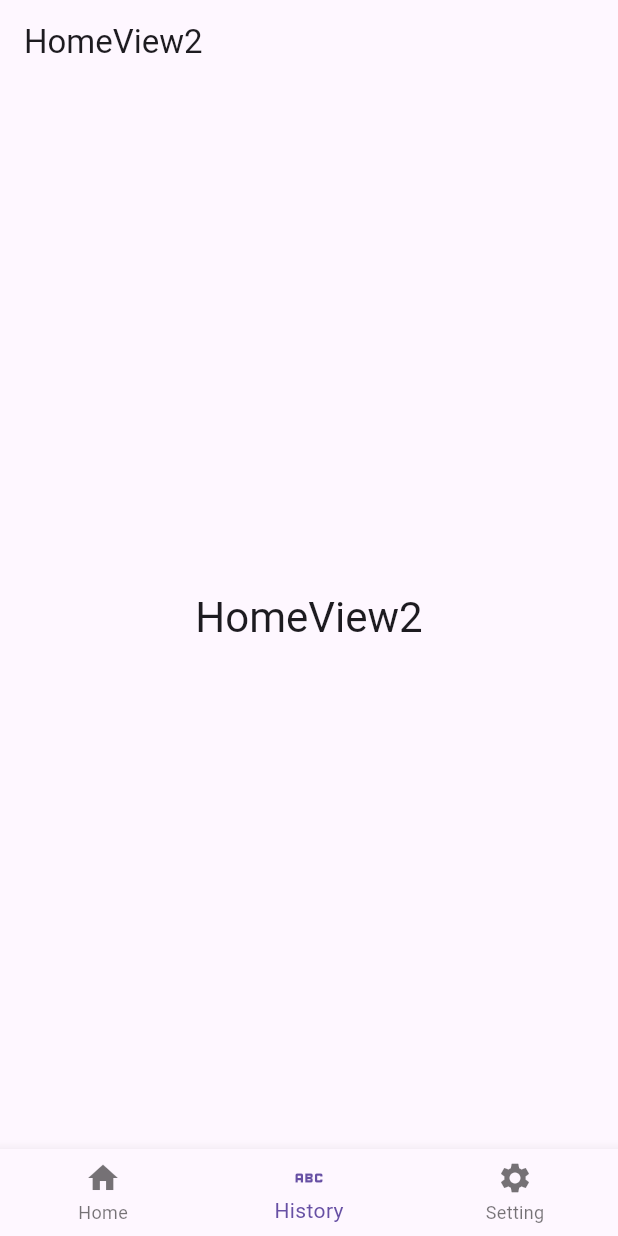
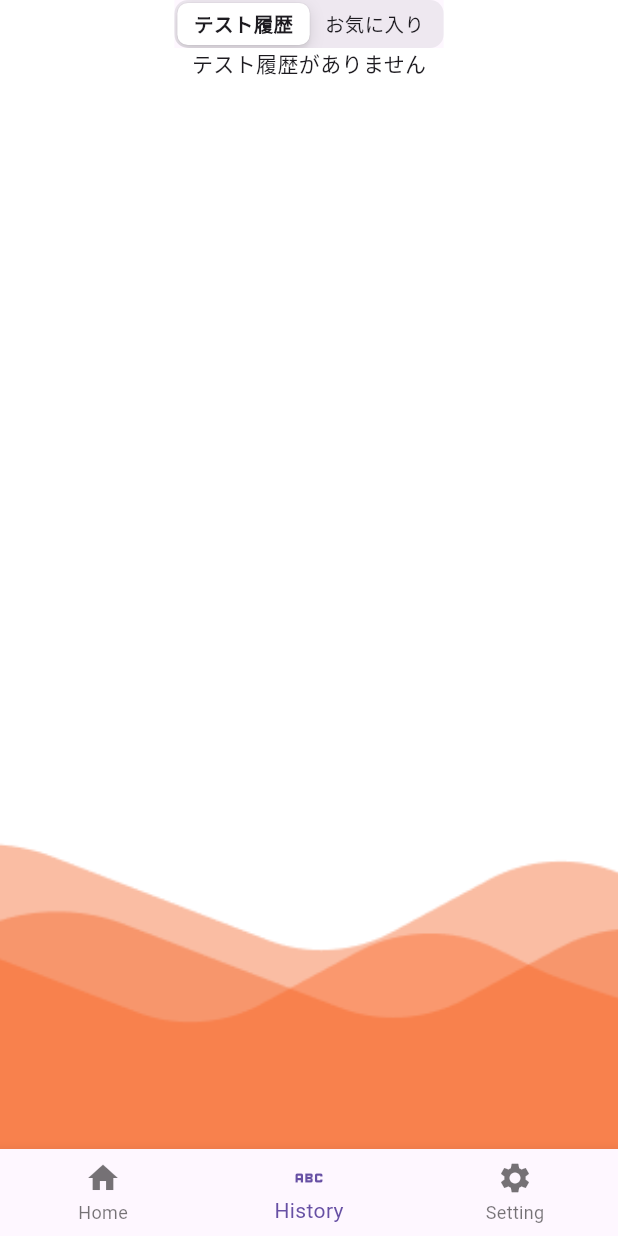
Before and after one commit to zakiyamaaaaa/psycho, a Flutter app: the screen it shows after launch, item 2 of the bottom bar chosen, on a phone screen of 412 x 824 dp. Run offline on Flutter 3.47's test engine with Material 3 defaults, Android fonts, the light colour scheme and no system bars; our stand-ins replace flutter_riverpod, isar, riverpod_annotation; accounts and stored records are empty; generated files the repository leaves out were written again.

Commit message:
履歴のページを最低限実装

```diff
--- a/lib/main.dart
+++ b/lib/main.dart
@@ -2,8 +2,10 @@ import 'package:flutter/material.dart';
 
 import 'package:flutter_riverpod/flutter_riverpod.dart';
 import 'package:psycho/view/home_view.dart';
+import 'package:psycho/view/history_view.dart';
 import 'package:psycho/view/setting_view.dart';
 import 'package:psycho/provider/tab_provider.dart' show tabProvider, TabType;
+
 
 void main() {
   runApp(const ProviderScope(child: MainApp()));
@@ -23,7 +25,7 @@ class MainApp extends ConsumerWidget {
     );
   }
 }
-final pages = [HomeView(), HomeView2(), SettingView()];
+final pages = [HomeView(), HistoryView(), SettingView()];
 class TabBarViews extends ConsumerWidget {
   TabBarViews({super.key});
 
--- a/lib/provider/data_provider.dart
+++ b/lib/provider/data_provider.dart
@@ -32,6 +32,7 @@ class Data extends _$Data {
 
   void updateAnswered(Question question) {
     question.isAnswered = true;
+    question.answeredDate = DateTime.now();
     state = [...state];
   }
 
@@ -42,6 +43,14 @@ class Data extends _$Data {
   List<Question> getQuestions() {
     state = [...state];
     return state;
+  }
+
+  List<Question> getAnsweredQuestions() {
+    return state.where((element) => element.isAnswered == true).toList();;
+  }
+
+  List<Question> getFavoriteQuestions() {
+    return state.where((element) => element.isFavorite == true).toList();;
   }
   // List<Question> getQuestions(bool isDoneFlag) {
   //   if (isDoneFlag) {
--- /dev/null
+++ b/lib/view/history_view.dart
@@ -0,0 +1,120 @@
+import 'package:flutter/cupertino.dart';
+import 'package:flutter/material.dart';
+import 'package:flutter_riverpod/flutter_riverpod.dart';
+import 'package:psycho/provider/data_provider.dart';
+import 'package:psycho/model/question.dart';
+import 'package:psycho/view/home_view.dart';
+
+class HistoryView extends ConsumerStatefulWidget {
+  const HistoryView({super.key});
+
+  @override
+  _HistoryViewState createState() => _HistoryViewState();
+}
+
+class _HistoryViewState extends ConsumerState<HistoryView> {
+
+  final segmentedOption = ['テスト履歴', 'お気に入り'];
+  int selectedIndex = 0;
+
+  @override
+  Widget build(BuildContext context) {
+    return Scaffold(
+      body: SafeArea(
+        child: Container(
+          width: double.infinity,
+          height: double.infinity,
+          decoration: const BoxDecoration(
+            image: DecorationImage(
+              image: AssetImage('images/backgroundimage_home.png'),
+              fit: BoxFit.cover,
+            ),
+          ),
+          child: SingleChildScrollView(
+          child: Column(
+          children: [
+            CupertinoPageScaffold(
+            child: Column(
+              children: [
+                CupertinoSlidingSegmentedControl(
+                  groupValue: segmentedOption[selectedIndex],
+                  children: {
+                    segmentedOption[0]: Text(segmentedOption[0]),
+                    segmentedOption[1]: Text(segmentedOption[1]),
+                  },
+                  onValueChanged: (value) {
+                    if (value != null) {
+                      setState(() {
+                        selectedIndex = segmentedOption.indexOf(value);
+                      });
+                    }
+                  },
+                ),
+              ],
+            ),
+            ),
+            HistoryExpansionTile(selectedIndex: selectedIndex),
+          ]
+        ),
+        ),
+      ),
+      ),
+    );
+  }
+}
+
+class HistoryExpansionTile extends ConsumerWidget {
+  const HistoryExpansionTile({required this.selectedIndex, Key? key}) : super(key: key);
+
+  final int selectedIndex;
+  @override
+  Widget build(BuildContext context, WidgetRef ref) {
+    final answeredQuestions = ref.watch(dataProvider.notifier).getAnsweredQuestions();
+    final favoriteQuestions = ref.watch(dataProvider.notifier).getFavoriteQuestions();
+    // final answeredQuestions = ref.watch(dataProvider).where((element) => element.isAnswered = false).toList();
+    // final favoriteQuestions = ref.watch(dataProvider).where((element) => element.isFavorite = false).toList();
+    switch (selectedIndex) {
+      case 0:
+      switch (answeredQuestions.isEmpty) {
+        case true:
+          return const Center(
+            child: Text('テスト履歴がありません'),
+          );
+        case false:
+          return ListView.builder(
+              shrinkWrap: true,
+              itemCount: answeredQuestions.length,
+              itemBuilder: (BuildContext context, int index) {
+                final question = answeredQuestions[index];
+                return ExpansionTile(
+            title: Text(question.title),
+            childrenPadding: const EdgeInsets.all(20),
+            subtitle: Text('あなたの回答\n${question.content.options.firstWhere((element) => element.isSelected).answer1}'),
+            children: [
+              Text(question.content.options.firstWhere((element) => element.isSelected).answer2),
+            ]
+            );
+              },
+          );
+      }
+      case 1:
+        switch (favoriteQuestions.isEmpty) {
+          case true:
+            return const Center(
+              child: Text('お気に入りがありません'),
+            );
+          case false:
+          return ListView.builder(
+              shrinkWrap: true,
+              itemCount: favoriteQuestions.length,
+              itemBuilder: (BuildContext context, int index) {
+                final question = favoriteQuestions[index];
+                return PsychoTestContainer(question: question);
+              },
+          );
+        }
+      default:
+        return Container();
+    }
+  }
+}
--- a/lib/view/home_view.dart
+++ b/lib/view/home_view.dart
@@ -268,7 +268,6 @@ class PsychoTestContainer extends ConsumerWidget {
                     ],
                     ),
                   ),
-
                   // isAnsweredがtrueの場合は黒い透明のコンテナを表示
                   IgnorePointer(
                     ignoring: true,
```
